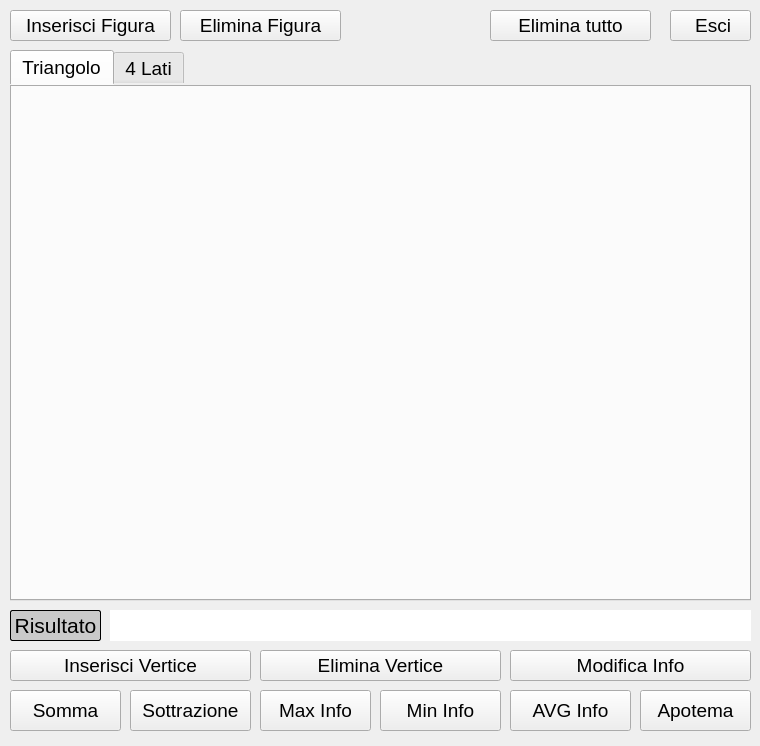
Before: the Qt Designer form Calcolatrice_C++/View/calcolatrice.ui in fm95/Calcolatrice, drawn with Qt 5.
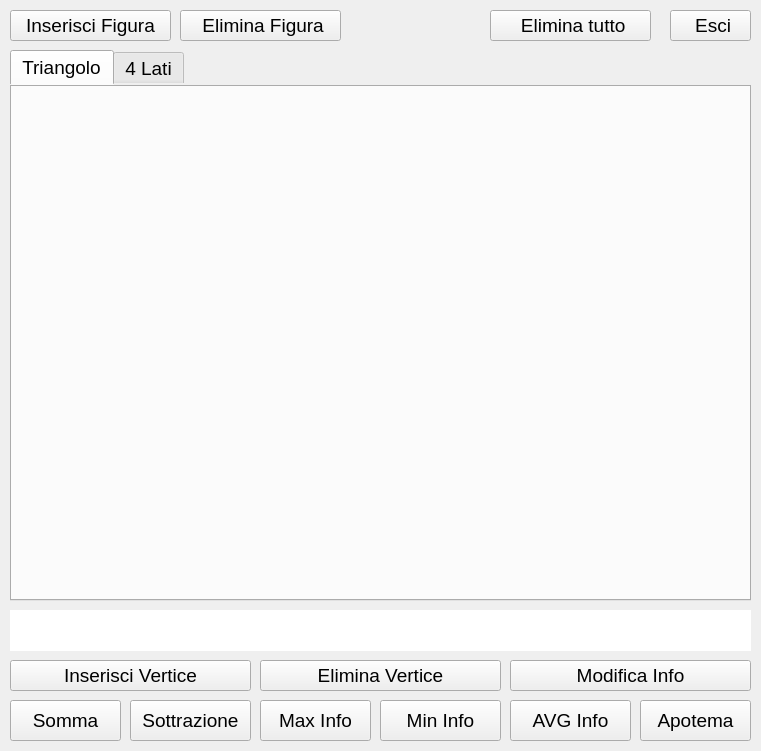
After: the same form once the commit is applied. Icons and pictures are not drawn.

The edit to the form file:
```diff
--- a/Calcolatrice_C++/View/calcolatrice.ui
+++ b/Calcolatrice_C++/View/calcolatrice.ui
@@ -6,8 +6,8 @@
    <rect>
     <x>0</x>
     <y>0</y>
-    <width>760</width>
-    <height>746</height>
+    <width>761</width>
+    <height>751</height>
    </rect>
   </property>
   <property name="font">
@@ -103,71 +103,11 @@
     </widget>
    </widget>
   </widget>
-  <widget class="QLabel" name="Risultato">
-   <property name="geometry">
-    <rect>
-     <x>10</x>
-     <y>610</y>
-     <width>91</width>
-     <height>31</height>
-    </rect>
-   </property>
-   <property name="font">
-    <font>
-     <family>Ubuntu</family>
-     <pointsize>16</pointsize>
-    </font>
-   </property>
-   <property name="styleSheet">
-    <string notr="true">background-color: rgb(202, 202, 202);
-
-border: 0.5px solid black;
-
-border-radius: 2px;</string>
-   </property>
-   <property name="text">
-    <string>Risultato</string>
-   </property>
-   <property name="alignment">
-    <set>Qt::AlignCenter</set>
-   </property>
-  </widget>
-  <widget class="QLabel" name="labRisultati">
-   <property name="geometry">
-    <rect>
-     <x>110</x>
-     <y>610</y>
-     <width>641</width>
-     <height>31</height>
-    </rect>
-   </property>
-   <property name="font">
-    <font>
-     <family>Ubuntu</family>
-     <pointsize>14</pointsize>
-    </font>
-   </property>
-   <property name="styleSheet">
-    <string notr="true">background-color: rgb(255, 255, 255);
-border-color: rgb(100, 100, 100);
-
-padding-left: 5px;</string>
-   </property>
-   <property name="text">
-    <string/>
-   </property>
-   <property name="alignment">
-    <set>Qt::AlignLeading|Qt::AlignLeft|Qt::AlignVCenter</set>
-   </property>
-   <property name="margin">
-    <number>0</number>
-   </property>
-  </widget>
   <widget class="QPushButton" name="Somma">
    <property name="geometry">
     <rect>
      <x>10</x>
-     <y>690</y>
+     <y>700</y>
      <width>111</width>
      <height>41</height>
     </rect>
@@ -192,7 +132,7 @@
    <property name="geometry">
     <rect>
      <x>260</x>
-     <y>650</y>
+     <y>660</y>
      <width>241</width>
      <height>31</height>
     </rect>
@@ -208,7 +148,7 @@
    <property name="geometry">
     <rect>
      <x>10</x>
-     <y>650</y>
+     <y>660</y>
      <width>241</width>
      <height>31</height>
     </rect>
@@ -254,7 +194,7 @@
    <property name="geometry">
     <rect>
      <x>510</x>
-     <y>650</y>
+     <y>660</y>
      <width>241</width>
      <height>31</height>
     </rect>
@@ -270,7 +210,7 @@
    <property name="geometry">
     <rect>
      <x>260</x>
-     <y>690</y>
+     <y>700</y>
      <width>111</width>
      <height>41</height>
     </rect>
@@ -317,7 +257,18 @@
     </rect>
    </property>
    <property name="text">
-    <string>Elimina Figura</string>
+    <string> Elimina Figura</string>
+   </property>
+   <property name="icon">
+    <iconset>
+     <activeon>:/Icone/delete.png</activeon>
+    </iconset>
+   </property>
+   <property name="iconSize">
+    <size>
+     <width>30</width>
+     <height>30</height>
+    </size>
    </property>
    <property name="autoDefault">
     <bool>false</bool>
@@ -333,7 +284,18 @@
     </rect>
    </property>
    <property name="text">
-    <string>Elimina tutto</string>
+    <string> Elimina tutto</string>
+   </property>
+   <property name="icon">
+    <iconset>
+     <activeon>:/Icone/deleteAll.png</activeon>
+    </iconset>
+   </property>
+   <property name="iconSize">
+    <size>
+     <width>25</width>
+     <height>25</height>
+    </size>
    </property>
    <property name="autoDefault">
     <bool>false</bool>
@@ -343,7 +305,7 @@
    <property name="geometry">
     <rect>
      <x>130</x>
-     <y>690</y>
+     <y>700</y>
      <width>121</width>
      <height>41</height>
     </rect>
@@ -368,7 +330,7 @@
    <property name="geometry">
     <rect>
      <x>380</x>
-     <y>690</y>
+     <y>700</y>
      <width>121</width>
      <height>41</height>
     </rect>
@@ -393,7 +355,7 @@
    <property name="geometry">
     <rect>
      <x>510</x>
-     <y>690</y>
+     <y>700</y>
      <width>121</width>
      <height>41</height>
     </rect>
@@ -418,7 +380,7 @@
    <property name="geometry">
     <rect>
      <x>640</x>
-     <y>690</y>
+     <y>700</y>
      <width>111</width>
      <height>41</height>
     </rect>
@@ -439,6 +401,52 @@
     <bool>false</bool>
    </property>
   </widget>
+  <widget class="QLabel" name="labRisultati">
+   <property name="geometry">
+    <rect>
+     <x>10</x>
+     <y>610</y>
+     <width>741</width>
+     <height>41</height>
+    </rect>
+   </property>
+   <property name="sizePolicy">
+    <sizepolicy hsizetype="Preferred" vsizetype="Preferred">
+     <horstretch>2</horstretch>
+     <verstretch>0</verstretch>
+    </sizepolicy>
+   </property>
+   <property name="font">
+    <font>
+     <family>Ubuntu</family>
+     <pointsize>14</pointsize>
+    </font>
+   </property>
+   <property name="toolTip">
+    <string>Risultati operazioni</string>
+   </property>
+   <property name="styleSheet">
+    <string notr="true">background-color: rgb(255, 255, 255);
+border-color: rgb(100, 100, 100);
+
+padding-left: 5px;</string>
+   </property>
+   <property name="text">
+    <string/>
+   </property>
+   <property name="textFormat">
+    <enum>Qt::RichText</enum>
+   </property>
+   <property name="alignment">
+    <set>Qt::AlignLeading|Qt::AlignLeft|Qt::AlignVCenter</set>
+   </property>
+   <property name="wordWrap">
+    <bool>true</bool>
+   </property>
+   <property name="margin">
+    <number>0</number>
+   </property>
+  </widget>
  </widget>
  <layoutdefault spacing="6" margin="11"/>
  <resources/>
```
Left out of the diff: 11 changed lines with no effect on the pictures.
